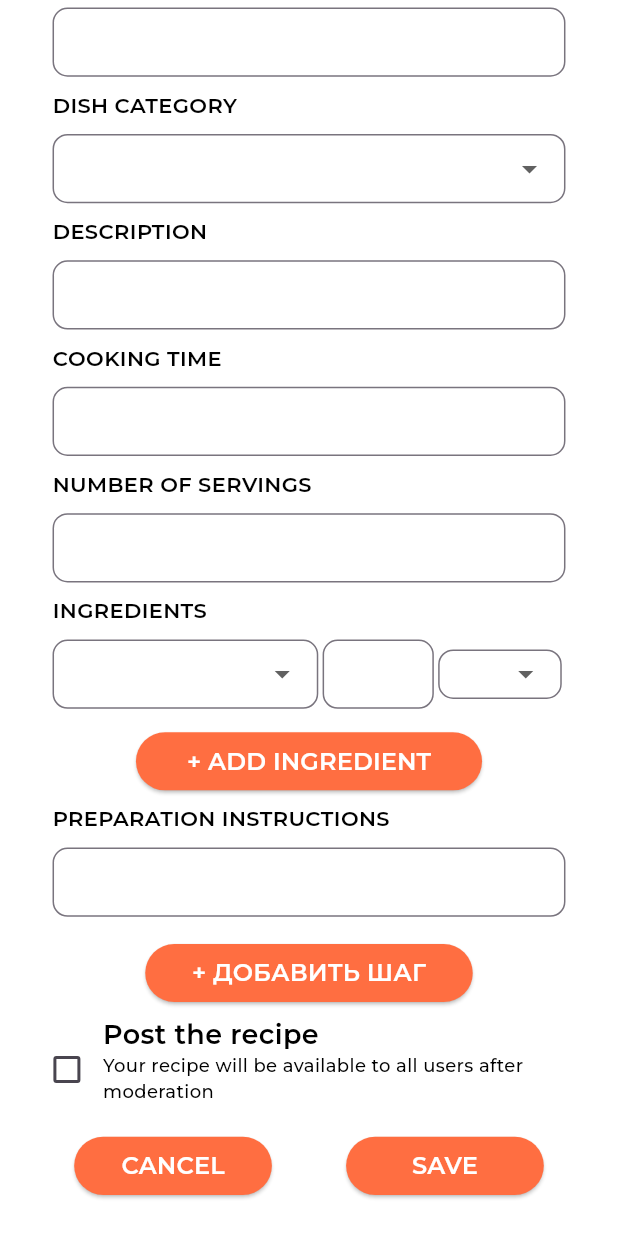
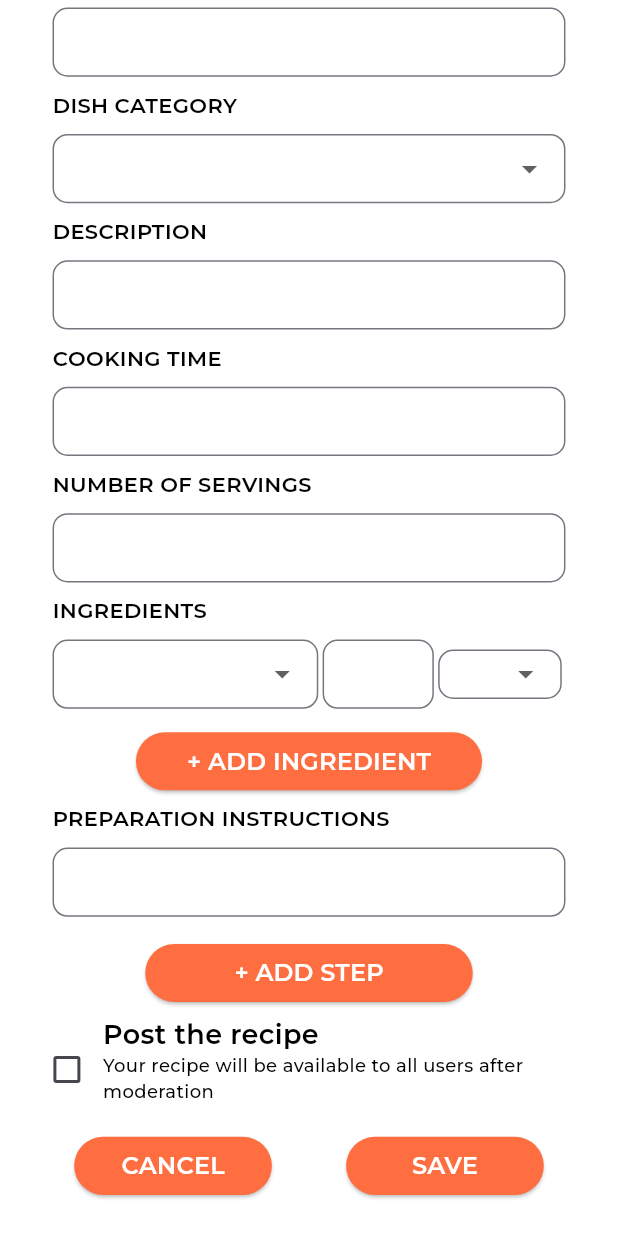
Before and after one commit to NinelNina/recipes_mobile, a Flutter app: the screen it shows after launch, scrolled down 160 dp, on a phone screen of 412 x 824 dp. Run offline on Flutter 3.47's test engine with Material 3 defaults, Android fonts, the light colour scheme and no system bars; our stand-ins replace flutter_svg; project files that could hold a hidden picture were left out.

Commit message:
Fix button content

```diff
--- a/lib/features/add_recipe/presentation/add_recipe_screen.dart
+++ b/lib/features/add_recipe/presentation/add_recipe_screen.dart
@@ -255,7 +255,7 @@ class _AddRecipeState extends State<AddRecipe> {
           });
         },
         child: const Text(
-          '+ ДОБАВИТЬ ШАГ',
+          '+ ADD STEP',
           style: TextStyle(
             fontFamily: 'Montserrat',
             fontWeight: FontWeight.w600,
```
